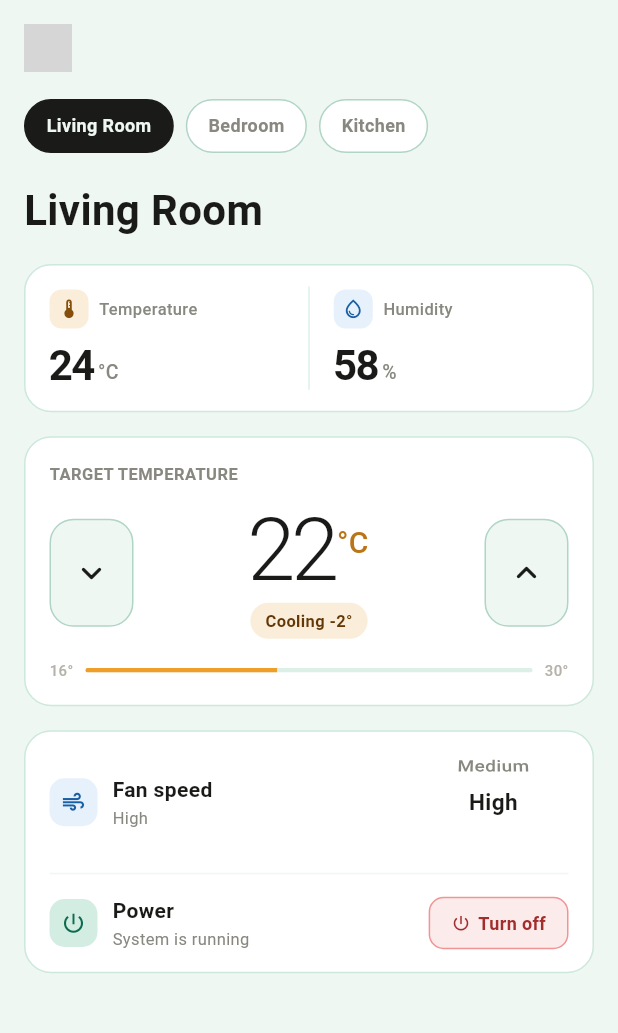
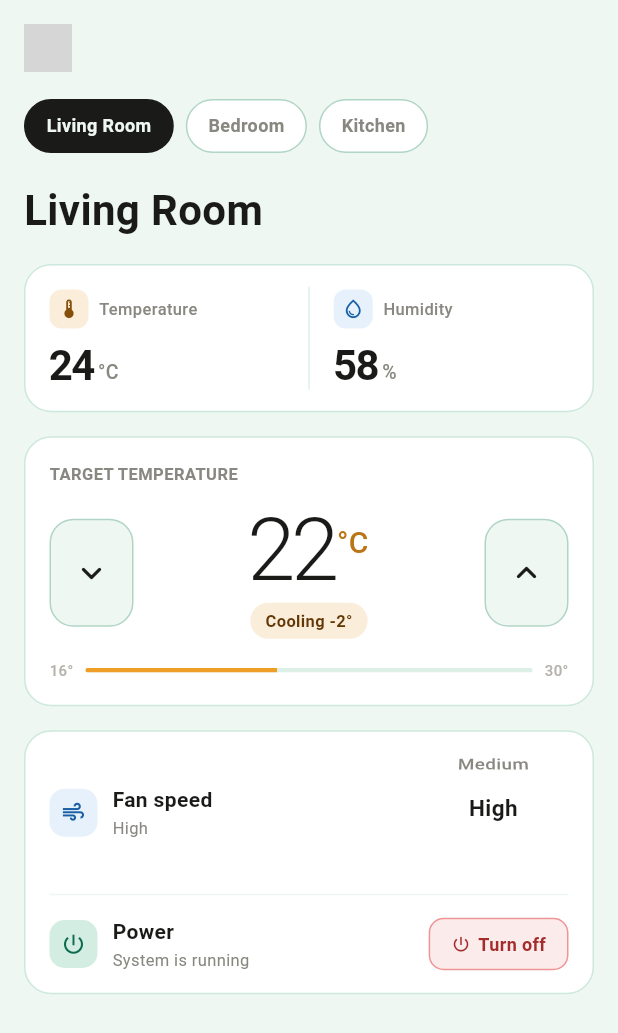
Before and after one commit to atrab-ah2207802/vora, a Flutter app: the screen it shows after launch, on a phone screen of 412 x 824 dp. Shown: the top 1033 px of the screen. Run offline on Flutter 3.47's test engine with Material 3 defaults, Android fonts, the light colour scheme and no system bars; network calls fail; grey boxes are pictures that could not be loaded.

Commit message:
fix and demo added

```diff
--- a/my_vora_app/lib/widgets/fan_speed_selector.dart
+++ b/my_vora_app/lib/widgets/fan_speed_selector.dart
@@ -56,11 +56,11 @@ class _FanSpeedSelectorState extends State<FanSpeedSelector> {
       child: IgnorePointer(
         ignoring: !widget.isPowered,
         child: SizedBox(
-          height: 66,
+          height: 80,
           width: 100,
           child: ListWheelScrollView.useDelegate(
             controller: _controller,
-            itemExtent: 22,
+            itemExtent: 28,
             perspective: 0.003,
             diameterRatio: 1.4,
             physics: const FixedExtentScrollPhysics(),
```
Also changed, not shown: 1 other file.
